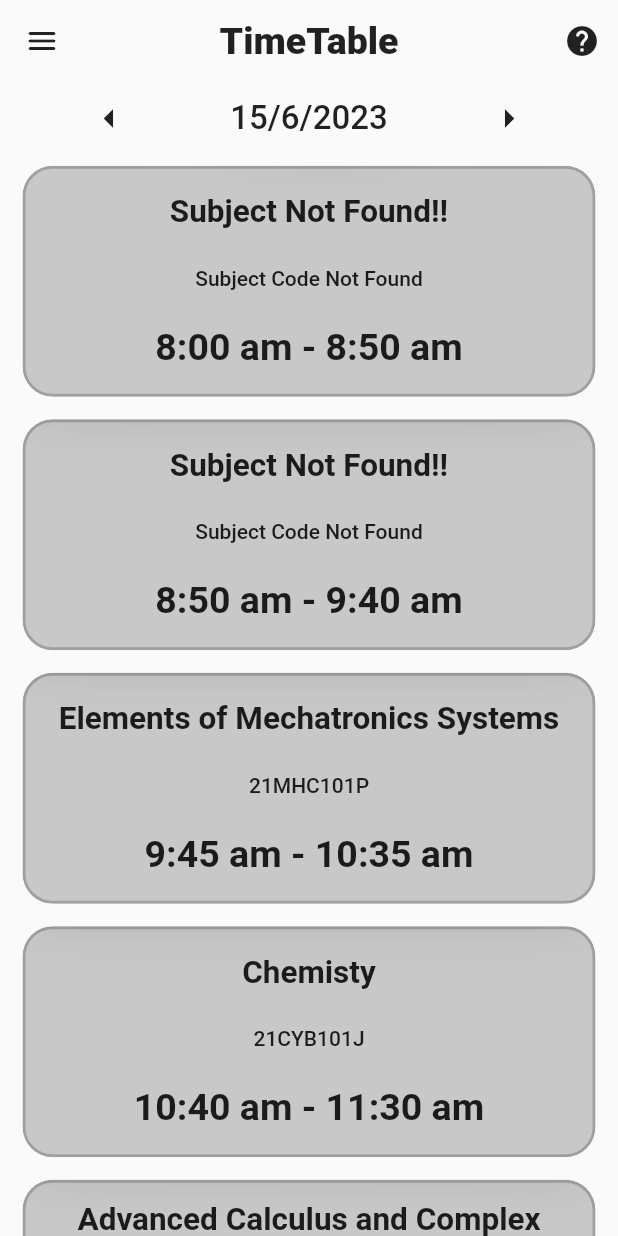
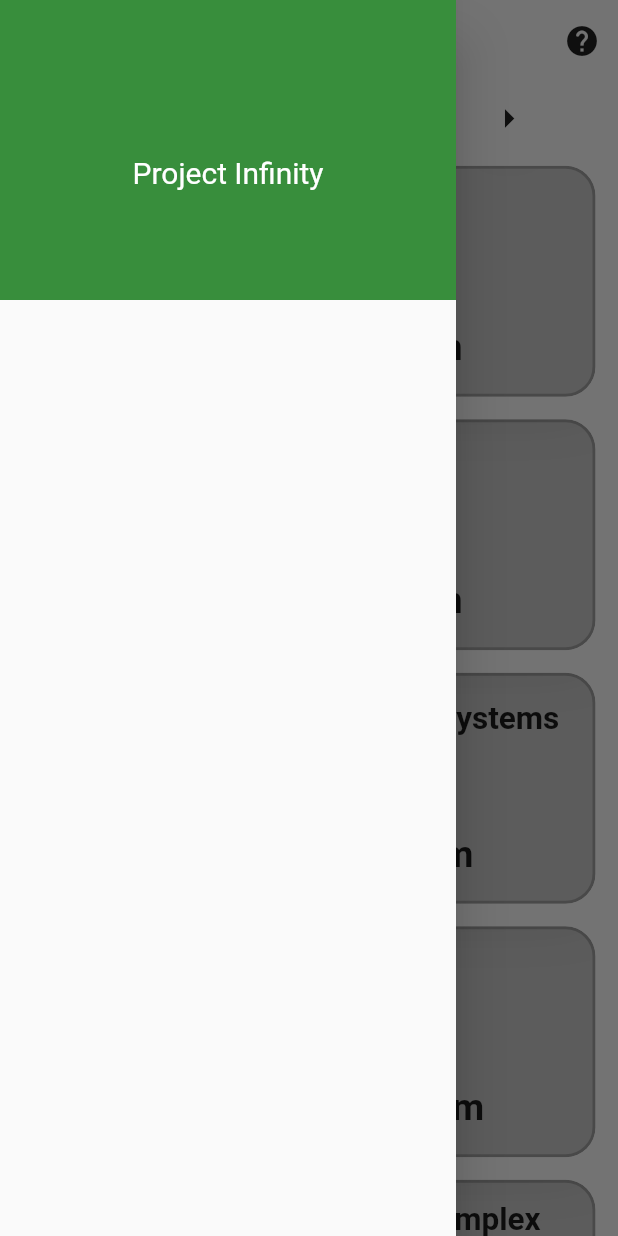
Before and after one commit to Sreeram3927/class_trackr, a Flutter app: the screen it shows after launch, with the side drawer open (before the commit the screen has no drawer), on a phone screen of 412 x 824 dp. Run offline on Flutter 3.47's test engine with Material 2 defaults, Android fonts, the phone set to English and light mode, and no system bars; our stand-ins replace shared_preferences.

Commit message:
create an app drawer

```diff
--- /dev/null
+++ b/lib/home/app_drawer.dart
@@ -0,0 +1,29 @@
+import 'package:flutter/material.dart';
+
+Widget drawerHeader() {
+  return Container(
+    color: Colors.green[700],
+    width: double.infinity,
+    height: 200,
+    padding: const EdgeInsets.only(top: 20.0),
+    child: Column(
+      mainAxisAlignment: MainAxisAlignment.center,
+      children: [
+
+        Container(
+          margin: const EdgeInsets.only(bottom: 10.0),
+          decoration: const BoxDecoration(
+            shape: BoxShape.circle,
+            image: DecorationImage(image: AssetImage('assets/images/flutter_logo.png')),
+          ),
+        ),
+
+        const Text(
+          "Project Infinity",
+          style: TextStyle(color: Colors.white ,fontSize: 20.0),
+        )
+
+      ],
+    )
+  );
+}
--- a/lib/home/home.dart
+++ b/lib/home/home.dart
@@ -1,4 +1,5 @@
 import 'package:flutter/material.dart';
+import 'package:infinity_project/home/app_drawer.dart';
 import 'package:infinity_project/screens/about/about.dart';
 import 'package:infinity_project/screens/settings/settings.dart';
 import 'package:infinity_project/screens/timetable/timetable.dart';
@@ -26,11 +27,6 @@ class Home extends StatelessWidget {
           foregroundColor: Colors.black87,
           toolbarHeight: 55.0,
 
-          leading: IconButton(
-            onPressed: () {},
-            icon: const Icon(Icons.menu_rounded),
-          ),
-
           title: const Text(
             "TimeTable",
             style: TextStyle(
@@ -48,7 +44,19 @@ class Home extends StatelessWidget {
           ],
         ),
 
-        body: const TimeTable()
+        body: const TimeTable(),
+
+        drawer: Drawer(
+          child: SingleChildScrollView(
+            child: Container(
+              child: Column(
+                children: [
+                  drawerHeader()
+                ],
+              ),
+            ),
+          ),
+        )
       ),
     );
   }
--- a/pubspec.yaml
+++ b/pubspec.yaml
@@ -61,7 +61,8 @@ flutter:
   uses-material-design: true
 
   # To add assets to your application, add an assets section, like this:
-  # assets:
+  assets:
+    - assets/images/flutter_logo.png
   #   - images/a_dot_burr.jpeg
   #   - images/a_dot_ham.jpeg
 
```
Also changed, not shown: lib/home/bottom_navigation_bar/bt_nav_bar.dart (deleted, +0 -60 lines), assets/images/flutter_logo.png (added).
